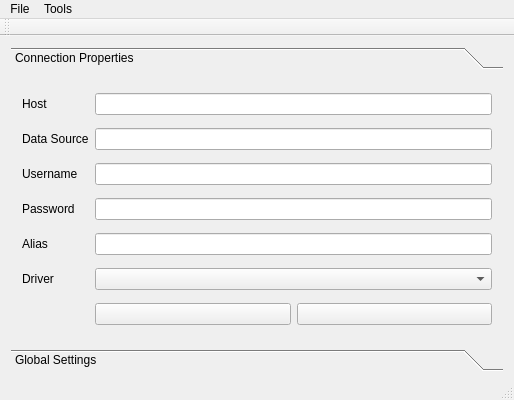
This is conf_app/conf_app.ui in doublebyte1/app_solution as Qt 5 draws it before an edit. The edited form follows.
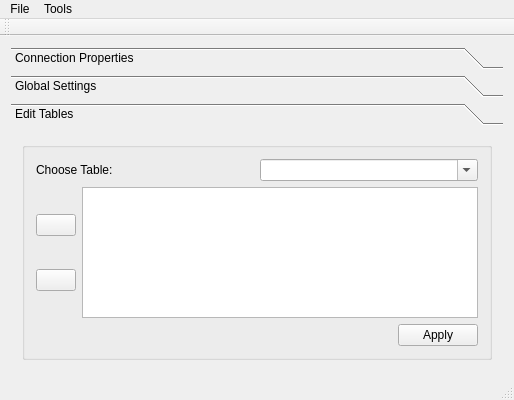
This is the edited form. Icons and pictures are not drawn.

Commit message: - Added UI on conf_app, to edit tables in the database

What changed in the file:
```diff
--- a/conf_app/conf_app.ui
+++ b/conf_app/conf_app.ui
@@ -22,7 +22,7 @@
     <item row="0" column="0">
      <widget class="QToolBox" name="toolBox">
       <property name="currentIndex">
-       <number>0</number>
+       <number>2</number>
       </property>
       <widget class="QWidget" name="page_3">
        <property name="geometry">
@@ -30,7 +30,7 @@
          <x>0</x>
          <y>0</y>
          <width>496</width>
-         <height>278</height>
+         <height>251</height>
         </rect>
        </property>
        <attribute name="label">
@@ -244,6 +244,133 @@
         </item>
        </layout>
       </widget>
+      <widget class="QWidget" name="page">
+       <property name="geometry">
+        <rect>
+         <x>0</x>
+         <y>0</y>
+         <width>496</width>
+         <height>251</height>
+        </rect>
+       </property>
+       <attribute name="label">
+        <string>Edit Tables</string>
+       </attribute>
+       <layout class="QGridLayout" name="gridLayout_4">
+        <item row="0" column="0">
+         <widget class="QGroupBox" name="groupTables">
+          <property name="title">
+           <string/>
+          </property>
+          <layout class="QVBoxLayout" name="verticalLayout_3">
+           <item>
+            <layout class="QHBoxLayout" name="horizontalLayout_5">
+             <item>
+              <widget class="QLabel" name="label_3">
+               <property name="text">
+                <string>Choose Table:</string>
+               </property>
+              </widget>
+             </item>
+             <item>
+              <widget class="QComboBox" name="cmbTables">
+               <property name="editable">
+                <bool>true</bool>
+               </property>
+              </widget>
+             </item>
+            </layout>
+           </item>
+           <item>
+            <layout class="QHBoxLayout" name="horizontalLayout_6">
+             <item>
+              <layout class="QVBoxLayout" name="verticalLayout_2">
+               <item>
+                <widget class="QPushButton" name="pushInsert">
+                 <property name="toolTip">
+                  <string>Insert row</string>
+                 </property>
+                 <property name="statusTip">
+                  <string>Insert row</string>
+                 </property>
+                 <property name="whatsThis">
+                  <string>Inserts row into table</string>
+                 </property>
+                 <property name="text">
+                  <string/>
+                 </property>
+                 <property name="icon">
+                  <iconset resource="conf_app.qrc">
+                   <normaloff>:/conf_app/add.png</normaloff>:/conf_app/add.png</iconset>
+                 </property>
+                </widget>
+               </item>
+               <item>
+                <widget class="QPushButton" name="pushRemove">
+                 <property name="toolTip">
+                  <string>Remove row</string>
+                 </property>
+                 <property name="statusTip">
+                  <string>Remove row</string>
+                 </property>
+                 <property name="whatsThis">
+                  <string>Removes row into table</string>
+                 </property>
+                 <property name="text">
+                  <string/>
+                 </property>
+                 <property name="icon">
+                  <iconset resource="conf_app.qrc">
+                   <normaloff>:/conf_app/cancel.png</normaloff>:/conf_app/cancel.png</iconset>
+                 </property>
+                </widget>
+               </item>
+              </layout>
+             </item>
+             <item>
+              <widget class="QTableView" name="tableView">
+               <property name="alternatingRowColors">
+                <bool>true</bool>
+               </property>
+               <property name="selectionMode">
+                <enum>QAbstractItemView::SingleSelection</enum>
+               </property>
+               <property name="selectionBehavior">
+                <enum>QAbstractItemView::SelectRows</enum>
+               </property>
+              </widget>
+             </item>
+            </layout>
+           </item>
+           <item>
+            <layout class="QHBoxLayout" name="horizontalLayout_7">
+             <item>
+              <spacer name="horizontalSpacer_2">
+               <property name="orientation">
+                <enum>Qt::Horizontal</enum>
+               </property>
+               <property name="sizeHint" stdset="0">
+                <size>
+                 <width>40</width>
+                 <height>20</height>
+                </size>
+               </property>
+              </spacer>
+             </item>
+             <item>
+              <widget class="QPushButton" name="pushApply_2">
+               <property name="text">
+                <string>Apply</string>
+               </property>
+              </widget>
+             </item>
+            </layout>
+           </item>
+          </layout>
+         </widget>
+        </item>
+       </layout>
+      </widget>
      </widget>
     </item>
    </layout>
```
Left out of the diff: 72 changed lines with no effect on the pictures. The commit also changes 18 other files.
